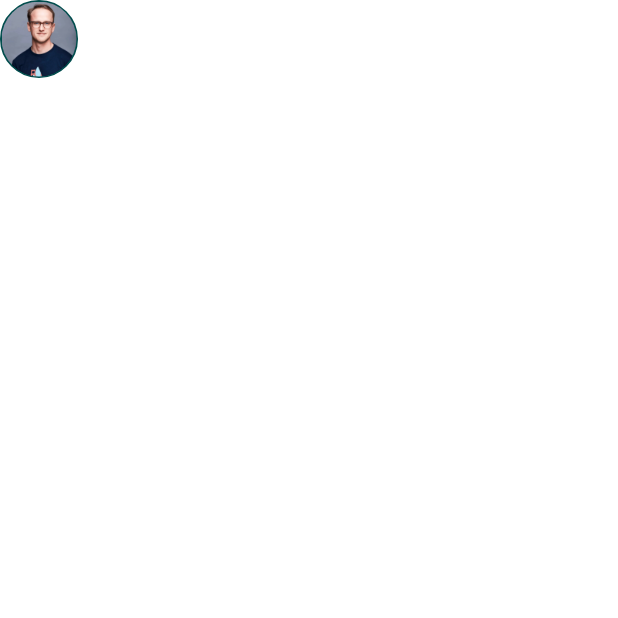
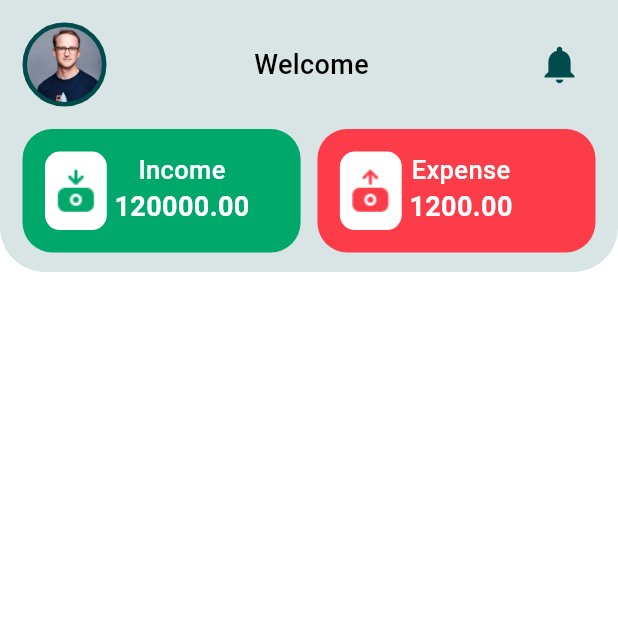
Before and after one commit to EILAKKA/expensetracker, a Flutter app: the HomePage screen opened directly, on a phone screen of 412 x 824 dp, the top half of it. Run offline on Flutter 3.47's test engine with Material 3 defaults, Android fonts, the phone set to English and light mode, and no system bars; our stand-ins replace shared_preferences, smooth_page_indicator; accounts and stored records are empty.

Commit message:
income & expense models

```diff
--- a/lib/data/tx_data.dart
+++ b/lib/data/tx_data.dart
@@ -11,9 +11,9 @@ import 'package:flutter/material.dart';
 
 class TxData {
   static final List<Widget> screens = [
+    AddTransactionPage(),
     HomePage(),
     AnalyticsView(),
-    AddTransactionPage(),
     TransactionListView(),
     SettingsView(),
   ];
--- /dev/null
+++ b/lib/models/expense_model.dart
@@ -0,0 +1,42 @@
+// income category enum
+import 'package:flutter/material.dart';
+
+enum ExpenseCategory { shoping, subscription, food, health, transport }
+
+// category images
+
+final Map<ExpenseCategory, String> expenseCategoryImages = {
+  ExpenseCategory.shoping: "aassets/images/bag.png",
+  ExpenseCategory.subscription: "assets/images/bill.png",
+  ExpenseCategory.food: "aassets/images/restaurant.png",
+  ExpenseCategory.health: "assets/images/health.png",
+  ExpenseCategory.transport: "assets/images/car.png",
+};
+// income ctegory colors
+final Map<ExpenseCategory, Color> expenseCategoryColors = {
+  ExpenseCategory.shoping: const Color(0XFFE57373),
+  ExpenseCategory.subscription: const Color(0XFF81C784),
+  ExpenseCategory.food: const Color(0XFF64B5F6),
+  ExpenseCategory.health: const Color(0XFFFFD54F),
+  ExpenseCategory.transport: const Color(0XFFFFBB99),
+};
+
+class Expense {
+  final int id;
+  final String title;
+  final double amount;
+  final ExpenseCategory category;
+  final DateTime date;
+  final DateTime time;
+  final String description;
+
+  Expense({
+    required this.id,
+    required this.title,
+    required this.amount,
+    required this.category,
+    required this.date,
+    required this.time,
+    required this.description,
+  });
+}
--- /dev/null
+++ b/lib/models/income_model.dart
@@ -0,0 +1,40 @@
+// income category enum
+import 'package:flutter/material.dart';
+
+enum IncomeCategory { freelance, salary, pasive, sales }
+
+// category images
+
+final Map<IncomeCategory, String> incomeCategoryImages = {
+  IncomeCategory.freelance: "assets/images/freelance.png",
+  IncomeCategory.salary: "assets/images/health.png",
+  IncomeCategory.pasive: "assets/images/car.png",
+  IncomeCategory.sales: "assets/images/salary.png",
+};
+// income ctegory colors
+final Map<IncomeCategory, Color> incomeCategoryColors = {
+  IncomeCategory.freelance: const Color(0XFFE57373),
+  IncomeCategory.salary: const Color(0XFF81C784),
+  IncomeCategory.pasive: const Color(0XFF64B5F6),
+  IncomeCategory.sales: const Color(0XFFFFD54F),
+};
+
+class Income {
+  final int id;
+  final String title;
+  final double amount;
+  final IncomeCategory category;
+  final DateTime date;
+  final DateTime time;
+  final String description;
+
+  Income({
+    required this.id,
+    required this.title,
+    required this.amount,
+    required this.category,
+    required this.date,
+    required this.time,
+    required this.description,
+  });
+}
--- a/lib/screens/pages/home_page.dart
+++ b/lib/screens/pages/home_page.dart
@@ -1,4 +1,6 @@
 import 'package:expenstracker/constants/colors.dart';
+import 'package:expenstracker/services/user_services.dart';
+import 'package:expenstracker/widgets/inc_exp_card.dart';
 import 'package:flutter/material.dart';
 
 class HomePage extends StatefulWidget {
@@ -9,6 +11,22 @@ class HomePage extends StatefulWidget {
 }
 
 class _HomePageState extends State<HomePage> {
+  // for store the username
+  String userName = "";
+
+  @override
+  void initState() {
+    // get the user name from the shared pref
+    UserServices.getUserData().then((value) {
+      if (value?["username"] != null) {
+        setState(() {
+          userName = value!["username"]!;
+        });
+      }
+    });
+    super.initState();
+  }
+
   @override
   Widget build(BuildContext context) {
     return Scaffold(
@@ -16,13 +34,27 @@ class _HomePageState extends State<HomePage> {
       body: SafeArea(
         child: Column(
           children: [
+            Container(
+              height: MediaQuery.of(context).size.height * 0.22,
+              decoration: BoxDecoration(
+                color: kMainColor.withValues(alpha: 0.15),
+                borderRadius: BorderRadius.only(
+                  bottomLeft: Radius.circular(30),
+                  bottomRight: Radius.circular(30),
+                ),
+              ),
+              child: Padding(
+                padding: const EdgeInsets.all(15),
+                child: Column(
+                  children: [
                     Row(
+                      mainAxisAlignment: MainAxisAlignment.spaceBetween,
                       children: [
                         Container(
                           decoration: BoxDecoration(
                             borderRadius: BorderRadius.circular(100),
                             color: kMainColor,
-                    border: Border.all(color: kMainColor),
+                            border: Border.all(color: kMainColor, width: 3),
                           ),
                           child: ClipRRect(
                             borderRadius: BorderRadius.circular(100),
@@ -33,7 +65,49 @@ class _HomePageState extends State<HomePage> {
                             ),
                           ),
                         ),
+                        const SizedBox(width: 20),
+                        Text(
+                          'Welcome $userName',
+                          style: TextStyle(
+                            fontSize: 18,
+                            fontWeight: FontWeight.w500,
+                            color: kBlack,
+                          ),
+                        ),
+                        const SizedBox(width: 20),
+                        IconButton(
+                          onPressed: () {},
+                          icon: Icon(
+                            Icons.notifications,
+                            color: kMainColor,
+                            size: 30,
+                          ),
+                        ),
                       ],
+                    ),
+
+                    SizedBox(height: 15),
+                    Row(
+                      mainAxisAlignment: MainAxisAlignment.spaceBetween,
+                      children: [
+                        IncExpCard(
+                          title: "Income",
+                          amount: 120000,
+                          imageUrl: "assets/images/income.png",
+                          bgColor: kGreen,
+                        ),
+
+                        IncExpCard(
+                          title: "Expense",
+                          amount: 1200,
+                          imageUrl: "assets/images/expense.png",
+                          bgColor: kRed,
+                        ),
+                      ],
+                    ),
+                  ],
+                ),
+              ),
             ),
           ],
         ),
--- a/lib/services/user_services.dart
+++ b/lib/services/user_services.dart
@@ -2,7 +2,7 @@ import 'package:flutter/material.dart';
 import 'package:shared_preferences/shared_preferences.dart';
 
 class UserServices {
-  // method to storage the user name and user email in shared pref
+  // 🟡 පරිශීලක විස්තර SharedPreferences එකට සුරැකිම
   static Future<void> storeUserDetails({
     required String userName,
     required String email,
@@ -11,39 +11,50 @@ class UserServices {
     required BuildContext context,
   }) async {
     try {
-      // check weather the user entered password and the confirm password are the same
-
+      // 🔍 මුරපදය සහ තහවුරු මුරපදය සමානද කියා පරීක්ෂා කිරීම
       if (password != confirmPassword) {
-        // show a message to the user
-
-        ScaffoldMessenger.of(context).showSnackBar(
-          SnackBar(content: Text('Passwor and confirmPassword do not match')),
-        );
+        if (context.mounted) {
+          ScaffoldMessenger.of(context).showSnackBar(
+            const SnackBar(content: Text('මුරපදය සහ තහවුරු මුරපදය නොගැලපේ')),
+          );
+        }
+        return; // සමාන නැත්නම් ක්‍රියාව නවත්වන්න
       }
 
-      // if the users password and confirmPassword are same then stroe the users name and email
-      // create an instance from shared preferenses
+      // 💾 SharedPreferences instance එක ලබාගන්න
       SharedPreferences prefs = await SharedPreferences.getInstance();
 
-      // store the user name and email as key value pairs
+      // 📝 පරිශීලක නම සහ ඊමේල් සුරැකීම
       await prefs.setString("username", userName);
       await prefs.setString("email", email);
 
-      // show a messsage to the user
+      // ✅ සාර්ථකව සුරැකූ බව පරිශීලකයාට දැනුම්දීම
       if (context.mounted) {
         ScaffoldMessenger.of(context).showSnackBar(
-          SnackBar(content: Text('User details stored successfully')),
+          const SnackBar(content: Text('පරිශීලක විස්තර සුරැකියි')),
         );
       }
     } catch (e) {
-      e.toString();
+      debugPrint("විස්තර සුරැකීමේ දෝෂයක්: ${e.toString()}");
     }
   }
 
-  // method to check weather the username is saved in the shared pref
+  // 🔍 username එක SharedPreferences තුළ තිබේද කියා පරීක්ෂා කිරීම
   static Future<bool> checkUserName() async {
     SharedPreferences prefs = await SharedPreferences.getInstance();
+    return prefs.getString("username") != null;
+  }
+
+  // 📤 SharedPreferences එකෙන් username සහ email ලබාගැනීම
+  static Future<Map<String, String>?> getUserData() async {
+    SharedPreferences prefs = await SharedPreferences.getInstance();
     String? userName = prefs.getString("username");
-    return userName != null;
+    String? email = prefs.getString("email");
+
+    if (userName != null && email != null) {
+      return {"username": userName, "email": email};
+    } else {
+      return null; // දත්ත නොමැති නම් null return කරන්න
+    }
   }
 }
--- /dev/null
+++ b/lib/widgets/inc_exp_card.dart
@@ -0,0 +1,70 @@
+import 'package:expenstracker/constants/colors.dart';
+import 'package:flutter/material.dart';
+
+class IncExpCard extends StatefulWidget {
+  final String title;
+  final double amount;
+  final String imageUrl;
+  final Color bgColor;
+  const IncExpCard({
+    super.key,
+    required this.title,
+    required this.amount,
+    required this.imageUrl,
+    required this.bgColor,
+  });
+
+  @override
+  State<IncExpCard> createState() => _IncExpCardState();
+}
+
+class _IncExpCardState extends State<IncExpCard> {
+  @override
+  Widget build(BuildContext context) {
+    return Container(
+      height: MediaQuery.of(context).size.height * 0.1,
+      width: MediaQuery.of(context).size.width * 0.45,
+      decoration: BoxDecoration(
+        color: widget.bgColor,
+        borderRadius: BorderRadius.circular(20),
+      ),
+      child: Padding(
+        padding: const EdgeInsets.all(15),
+        child: Row(
+          children: [
+            Container(
+              height: MediaQuery.of(context).size.height * 0.1,
+              width: MediaQuery.of(context).size.width * 0.1,
+              decoration: BoxDecoration(
+                color: kWhite,
+                borderRadius: BorderRadius.circular(10),
+              ),
+              child: Center(child: Image.asset(widget.imageUrl, width: 70)),
+            ),
+            SizedBox(width: 5),
+            Column(
+              children: [
+                Text(
+                  widget.title,
+                  style: TextStyle(
+                    fontSize: 17,
+                    color: kWhite,
+                    fontWeight: FontWeight.w500,
+                  ),
+                ),
+                Text(
+                  widget.amount.toStringAsFixed(2),
+                  style: TextStyle(
+                    fontSize: 18,
+                    color: kWhite,
+                    fontWeight: FontWeight.bold,
+                  ),
+                ),
+              ],
+            ),
+          ],
+        ),
+      ),
+    );
+  }
+}
```
Also changed, not shown: lib/screens/pages/add_transaction_page.dart (+42 -5 lines), lib/widgets/button_tab.dart (+11 -3 lines). Lines whose indentation alone changed are shown as unchanged.
